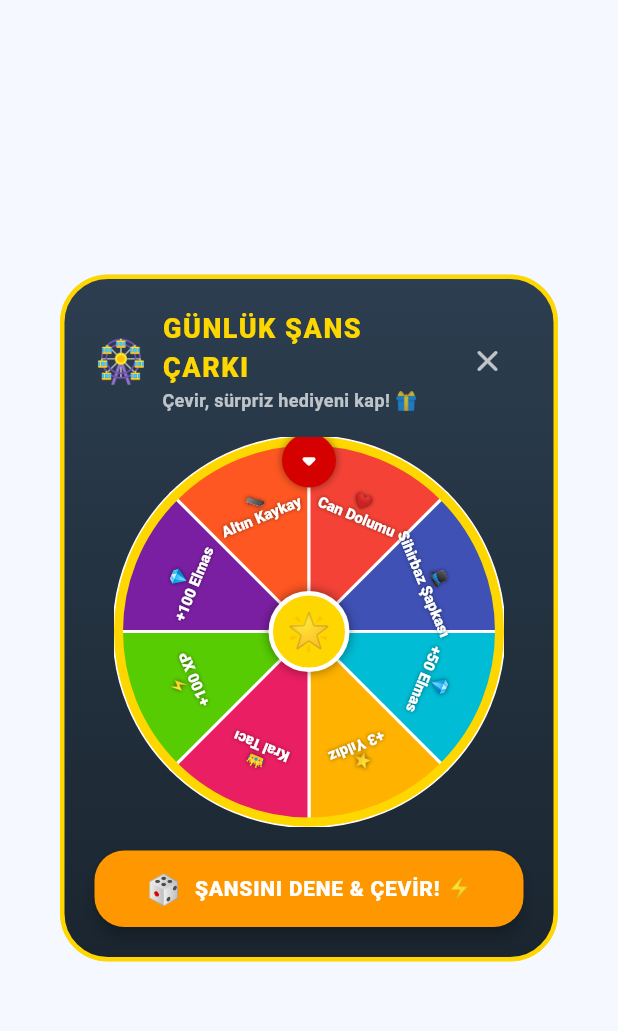
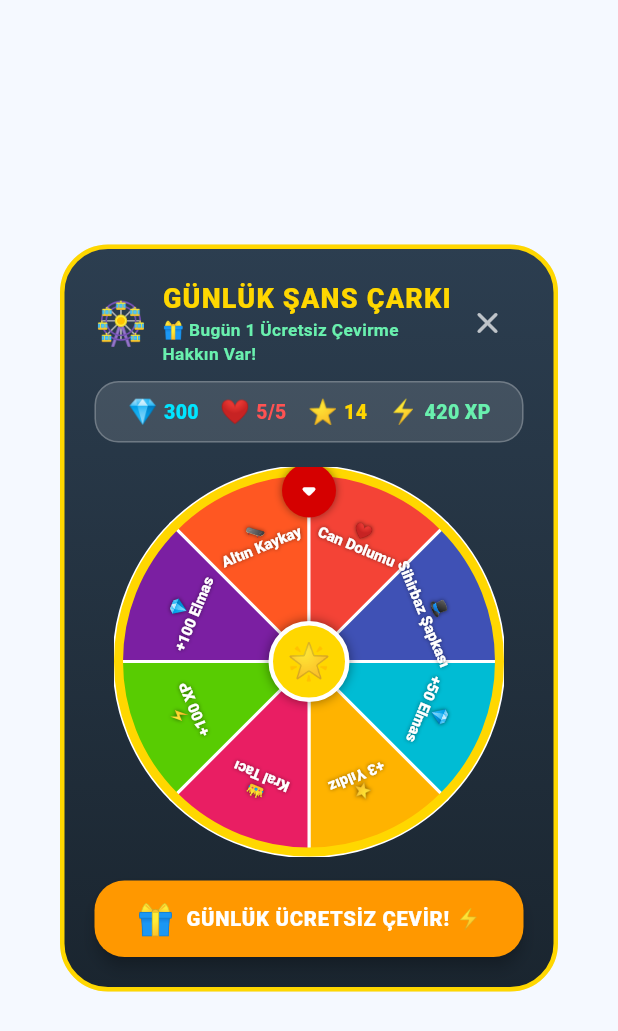
Before and after one commit to betulgul5634-wq/SesYolundaEglence, a Flutter app: the LuckySpinDialog widget shown alone on an empty page, opened directly, on a phone screen of 412 x 824 dp. Shown: the top 1031 px of the screen. Run offline on Flutter 3.47's test engine with Material 3 defaults, Android fonts, the phone set to English and light mode, and no system bars; missing offline and left inert: dart:html, dart:js, dart:ui_web; Roboto replaces fonts that are missing (Nunito).

Commit message:
feat: Gunluk Sans Carki canli bakiye bar, ucretsiz can dolumu ve gercek odul sistemi ile entegre edildi

```diff
--- a/mobile/lib/widgets/lucky_spin_dialog.dart
+++ b/mobile/lib/widgets/lucky_spin_dialog.dart
@@ -7,18 +7,19 @@ class _WheelSlice {
   final String label;
   final String icon;
   final Color color;
+  final String detailDesc;
   final VoidCallback onWon;
 
-  _WheelSlice({
+  const _WheelSlice({
     required this.label,
     required this.icon,
     required this.color,
+    required this.detailDesc,
     required this.onWon,
   });
 }
 
-/// 🎡 GÜNLÜK ŞANS ÇARKIFELEĞİ
-/// Çocukların her gün uygulamaya hevesle girmesini sağlayan motivasyon çarkı.
+/// 🎡 GÜNLÜK ŞANS ÇARKIFELEĞİ (DUOLINGO TARZI GERÇEK ÖDÜL SİSTEMİ)
 class LuckySpinDialog extends StatefulWidget {
   const LuckySpinDialog({super.key});
 
@@ -37,6 +38,7 @@ class _LuckySpinDialogState extends State<LuckySpinDialog>
   bool _hasWon = false;
   String _wonPrizeText = '';
   String _wonPrizeIcon = '';
+  String _wonPrizeDetail = '';
   double _currentAngle = 0.0;
   final math.Random _rnd = math.Random();
 
@@ -50,72 +52,84 @@ class _LuckySpinDialogState extends State<LuckySpinDialog>
         label: '+50 Elmas',
         icon: '💎',
         color: const Color(0xFF00BCD4),
-        onWon: () => _rewardState.addReward(earnedStars: 0, earnedXp: 20, earnedGems: 50),
+        detailDesc: '+50 💎 hesabına yüklendi!',
+        onWon: () => _rewardState.addReward(earnedStars: 0, earnedXp: 25, earnedGems: 50),
       ),
       _WheelSlice(
         label: '+3 Yıldız',
         icon: '⭐',
         color: const Color(0xFFFFB300),
-        onWon: () => _rewardState.addReward(earnedStars: 3, earnedXp: 30, earnedGems: 10),
+        detailDesc: '+3 ⭐ yıldız koleksiyonuna eklendi!',
+        onWon: () => _rewardState.addReward(earnedStars: 3, earnedXp: 40, earnedGems: 15),
       ),
       _WheelSlice(
         label: 'Kral Tacı',
         icon: '👑',
         color: const Color(0xFFE91E63),
+        detailDesc: '👑 Kral Tacı açıldı ve karakterine takıldı!',
         onWon: () {
-          _rewardState.buyAndEquipAccessory(
+          _rewardState.unlockAndEquipFree(
             itemId: 'hat_crown',
             category: 'hat',
             emoji: '👑',
-            gemCost: 0,
           );
-          _rewardState.addReward(earnedStars: 1, earnedXp: 50, earnedGems: 20);
+          _rewardState.addReward(earnedStars: 1, earnedXp: 50, earnedGems: 25);
         },
       ),
       _WheelSlice(
         label: '+100 XP',
         icon: '⚡',
         color: const Color(0xFF58CC02),
-        onWon: () => _rewardState.addReward(earnedStars: 0, earnedXp: 100, earnedGems: 15),
+        detailDesc: '+100 ⚡ XP kazanarak ligde yükseldin!',
+        onWon: () => _rewardState.addReward(earnedStars: 0, earnedXp: 100, earnedGems: 20),
       ),
       _WheelSlice(
         label: '+100 Elmas',
         icon: '💎',
         color: const Color(0xFF7B1FA2),
-        onWon: () => _rewardState.addReward(earnedStars: 1, earnedXp: 50, earnedGems: 100),
+        detailDesc: '+100 💎 dev elmas hazinesi hesabında!',
+        onWon: () => _rewardState.addReward(earnedStars: 2, earnedXp: 60, earnedGems: 100),
       ),
       _WheelSlice(
         label: 'Altın Kaykay',
         icon: '🛹',
         color: const Color(0xFFFF5722),
+        detailDesc: '🛹 Altın Kaykay aksesuarı kuşandın!',
         onWon: () {
-          _rewardState.buyAndEquipAccessory(
+          _rewardState.unlockAndEquipFree(
             itemId: 'prop_gold_skateboard',
             category: 'prop',
             emoji: '🛹',
-            gemCost: 0,
           );
-          _rewardState.addReward(earnedStars: 1, earnedXp: 40, earnedGems: 20);
+          _rewardState.addReward(earnedStars: 1, earnedXp: 50, earnedGems: 25);
         },
       ),
       _WheelSlice(
         label: 'Can Dolumu',
         icon: '❤️',
         color: const Color(0xFFF44336),
-        onWon: () => _rewardState.refillHearts(),
+        detailDesc: '❤️ Canların tamamen dolduruldu (5/5)!',
+        onWon: () {
+          if (_rewardState.hearts < 5) {
+            _rewardState.gainHeart(5);
+          } else {
+            // Can zaten doluysa 50 elmas bonus hediye et
+            _rewardState.addReward(earnedStars: 1, earnedXp: 30, earnedGems: 50);
+          }
+        },
       ),
       _WheelSlice(
         label: 'Sihirbaz Şapkası',
         icon: '🎩',
         color: const Color(0xFF3F51B5),
+        detailDesc: '🎩 Sihirbaz Şapkası açıldı ve kuşandın!',
         onWon: () {
-          _rewardState.buyAndEquipAccessory(
+          _rewardState.unlockAndEquipFree(
             itemId: 'hat_wizard',
             category: 'hat',
             emoji: '🎩',
-            gemCost: 0,
           );
-          _rewardState.addReward(earnedStars: 1, earnedXp: 40, earnedGems: 20);
+          _rewardState.addReward(earnedStars: 1, earnedXp: 50, earnedGems: 25);
         },
       ),
     ];
@@ -135,10 +149,27 @@ class _LuckySpinDialogState extends State<LuckySpinDialog>
   void _spinWheel() {
     if (_isSpinning) return;
 
+    final isFree = _rewardState.isDailyFreeSpinAvailable;
+    if (!isFree) {
+      if (_rewardState.gems < 25) {
+        _sfx.playPopSound();
+        ScaffoldMessenger.of(context).showSnackBar(
+          const SnackBar(
+            content: Text('⚠️ Yetersiz elmas! Tekrar çevirmek için 25 💎 gerekir. Pratik yaparak elmas toplayabilirsin 🎯'),
+            backgroundColor: Color(0xFFD32F2F),
+            behavior: SnackBarBehavior.floating,
+          ),
+        );
+        return;
+      }
+      _rewardState.spendGemsForSpin(25);
+    } else {
+      _rewardState.recordDailyFreeSpin();
+    }
+
     _sfx.playPopSound();
     final int targetIndex = _rnd.nextInt(_slices.length);
     final sliceAngle = (2 * math.pi) / _slices.length;
-    // Ok tepeye baktığı için (3*pi/2 veya -pi/2), hedef dilimin açısını hesapla
     final extraTurns = 5 + _rnd.nextInt(3); // 5 ila 7 tam tur
     final targetAngle = (extraTurns * 2 * math.pi) +
         (3 * math.pi / 2) -
@@ -160,7 +191,6 @@ class _LuckySpinDialogState extends State<LuckySpinDialog>
     _spinAnimController.forward().then((_) {
       final wonSlice = _slices[targetIndex];
       wonSlice.onWon();
-      _rewardState.claimSpinWheel();
       _sfx.playVictoryFanfare();
 
       setState(() {
@@ -168,16 +198,36 @@ class _LuckySpinDialogState extends State<LuckySpinDialog>
         _hasWon = true;
         _wonPrizeText = wonSlice.label;
         _wonPrizeIcon = wonSlice.icon;
+        _wonPrizeDetail = wonSlice.detailDesc;
       });
     });
+  }
+
+  Widget _buildLiveStat(String icon, String value, Color color) {
+    return Row(
+      mainAxisSize: MainAxisSize.min,
+      children: [
+        Text(icon, style: const TextStyle(fontSize: 16)),
+        const SizedBox(width: 4),
+        Text(
+          value,
+          style: TextStyle(fontWeight: FontWeight.w900, color: color, fontSize: 13),
+        ),
+      ],
+    );
   }
 
   @override
   Widget build(BuildContext context) {
     return Dialog(
       shape: RoundedRectangleBorder(borderRadius: BorderRadius.circular(32)),
-      child: Container(
-        width: 400,
+      child: ListenableBuilder(
+        listenable: _rewardState,
+        builder: (context, _) {
+          final isFree = _rewardState.isDailyFreeSpinAvailable;
+
+          return Container(
+            width: 420,
             padding: const EdgeInsets.all(20),
             decoration: BoxDecoration(
               borderRadius: BorderRadius.circular(32),
@@ -188,30 +238,37 @@ class _LuckySpinDialogState extends State<LuckySpinDialog>
               ),
               border: Border.all(color: const Color(0xFFFFD700), width: 3),
             ),
+            child: SingleChildScrollView(
               child: Column(
                 mainAxisSize: MainAxisSize.min,
                 children: [
-            // Üst Başlık
+                  // Üst Başlık & Kapatma
                   Row(
                     children: [
                       const Text('🎡', style: TextStyle(fontSize: 28)),
                       const SizedBox(width: 10),
-                const Expanded(
+                      Expanded(
                         child: Column(
                           crossAxisAlignment: CrossAxisAlignment.start,
                           children: [
-                      Text(
+                            const Text(
                               'GÜNLÜK ŞANS ÇARKI',
                               style: TextStyle(
                                 fontSize: 18,
                                 fontWeight: FontWeight.w900,
                                 color: Color(0xFFFFD700),
-                          letterSpacing: 1,
+                                letterSpacing: 0.8,
                               ),
                             ),
                             Text(
-                        'Çevir, sürpriz hediyeni kap! 🎁',
-                        style: TextStyle(fontSize: 12, color: Colors.white70, fontWeight: FontWeight.w600),
+                              isFree
+                                  ? '🎁 Bugün 1 Ücretsiz Çevirme Hakkın Var!'
+                                  : 'Ücretsiz hak kullanıldı • Tekrar çevir: 25 💎',
+                              style: TextStyle(
+                                fontSize: 11.5,
+                                color: isFree ? const Color(0xFF69F0AE) : Colors.white70,
+                                fontWeight: FontWeight.w700,
+                              ),
                             ),
                           ],
                         ),
@@ -222,9 +279,29 @@ class _LuckySpinDialogState extends State<LuckySpinDialog>
                       ),
                     ],
                   ),
+                  const SizedBox(height: 10),
+
+                  // CANLI BAKİYE VE İSTATİSTİK ÇUBUĞU
+                  Container(
+                    padding: const EdgeInsets.symmetric(horizontal: 14, vertical: 8),
+                    decoration: BoxDecoration(
+                      color: Colors.white.withValues(alpha: 0.12),
+                      borderRadius: BorderRadius.circular(16),
+                      border: Border.all(color: Colors.white24),
+                    ),
+                    child: Row(
+                      mainAxisAlignment: MainAxisAlignment.spaceAround,
+                      children: [
+                        _buildLiveStat('💎', '${_rewardState.gems}', const Color(0xFF00E5FF)),
+                        _buildLiveStat('❤️', '${_rewardState.hearts}/5', const Color(0xFFFF5252)),
+                        _buildLiveStat('⭐', '${_rewardState.totalStars}', const Color(0xFFFFD600)),
+                        _buildLiveStat('⚡', '${_rewardState.xp} XP', const Color(0xFF69F0AE)),
+                      ],
+                    ),
+                  ),
                   const SizedBox(height: 16),
 
-            // Çark ve İbre
+                  // ÇARK VE İBRE
                   SizedBox(
                     width: 260,
                     height: 260,
@@ -274,44 +351,61 @@ class _LuckySpinDialogState extends State<LuckySpinDialog>
                   ),
                   const SizedBox(height: 16),
 
-            // Kazandı Bildirimi
+                  // KAZANDI BİLDİRİM KARTI
                   if (_hasWon)
                     Container(
                       margin: const EdgeInsets.only(bottom: 12),
-                padding: const EdgeInsets.symmetric(horizontal: 16, vertical: 8),
+                      padding: const EdgeInsets.symmetric(horizontal: 16, vertical: 10),
                       decoration: BoxDecoration(
-                  color: const Color(0xFF58CC02).withValues(alpha: 0.2),
-                  borderRadius: BorderRadius.circular(16),
-                  border: Border.all(color: const Color(0xFF58CC02)),
+                        color: const Color(0xFF1B5E20).withValues(alpha: 0.8),
+                        borderRadius: BorderRadius.circular(18),
+                        border: Border.all(color: const Color(0xFF00E676), width: 2),
+                        boxShadow: const [
+                          BoxShadow(color: Color(0x3300E676), blurRadius: 8, offset: Offset(0, 3)),
+                        ],
                       ),
-                child: Row(
-                  mainAxisSize: MainAxisSize.min,
+                      child: Column(
                         children: [
-                    Text(_wonPrizeIcon, style: const TextStyle(fontSize: 22)),
+                          Row(
+                            mainAxisAlignment: MainAxisAlignment.center,
+                            children: [
+                              Text(_wonPrizeIcon, style: const TextStyle(fontSize: 24)),
                               const SizedBox(width: 8),
                               Text(
                                 'Tebrikler! $_wonPrizeText Kazandın! 🎉',
-                      style: const TextStyle(fontWeight: FontWeight.w900, color: Color(0xFF00E676), fontSize: 13.5),
+                                style: const TextStyle(fontWeight: FontWeight.w900, color: Color(0xFFB9F6CA), fontSize: 14),
+                              ),
+                            ],
+                          ),
+                          const SizedBox(height: 4),
+                          Text(
+                            _wonPrizeDetail,
+                            textAlign: TextAlign.center,
+                            style: const TextStyle(fontWeight: FontWeight.w700, color: Colors.white, fontSize: 11.5),
                           ),
                         ],
                       ),
                     ),
 
-            // Çevir Butonu
+                  // ÇEVİR BUTONU
                   SizedBox(
                     width: double.infinity,
                     child: ElevatedButton.icon(
                       style: ElevatedButton.styleFrom(
-                  backgroundColor: _isSpinning ? Colors.grey : const Color(0xFFFF9800),
+                        backgroundColor: _isSpinning
+                            ? Colors.grey
+                            : (isFree ? const Color(0xFFFF9800) : const Color(0xFF00C853)),
                         foregroundColor: Colors.white,
                         padding: const EdgeInsets.symmetric(vertical: 14),
                         shape: RoundedRectangleBorder(borderRadius: BorderRadius.circular(20)),
                         elevation: 4,
                       ),
-                icon: const Text('🎲', style: TextStyle(fontSize: 20)),
+                      icon: Text(isFree ? '🎁' : '🎲', style: const TextStyle(fontSize: 20)),
                       label: Text(
-                  _isSpinning ? 'ÇARK DÖNÜYOR... 💫' : (_hasWon ? 'YENİDEN ÇEVİR 🎡' : 'ŞANSINI DENE & ÇEVİR! ⚡'),
-                  style: const TextStyle(fontWeight: FontWeight.w900, fontSize: 14, letterSpacing: 0.5),
+                        _isSpinning
+                            ? 'ÇARK DÖNÜYOR... 💫'
+                            : (isFree ? 'GÜNLÜK ÜCRETSİZ ÇEVİR! ⚡' : '25 💎 İLE TEKRAR ÇEVİR 🎡'),
+                        style: const TextStyle(fontWeight: FontWeight.w900, fontSize: 13.5, letterSpacing: 0.5),
                       ),
                       onPressed: _isSpinning ? null : _spinWheel,
                     ),
@@ -320,13 +414,16 @@ class _LuckySpinDialogState extends State<LuckySpinDialog>
               ),
             ),
           );
+        },
+      ),
+    );
   }
 }
 
 class _WheelPainter extends CustomPainter {
   final List<_WheelSlice> slices;
 
-  _WheelPainter({required this.slices});
+  const _WheelPainter({required this.slices});
 
   @override
   void paint(Canvas canvas, Size size) {
```
Also changed, not shown: mobile/lib/models/reward_state.dart (+38 -0 lines). Lines whose indentation alone changed are shown as unchanged.
